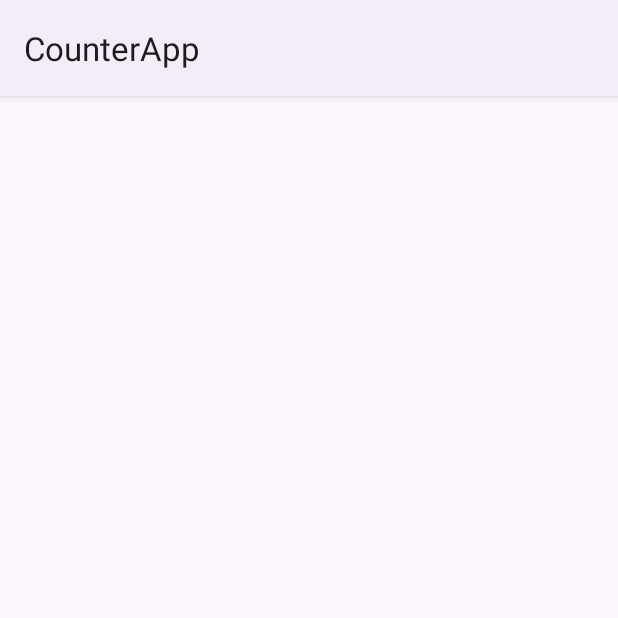
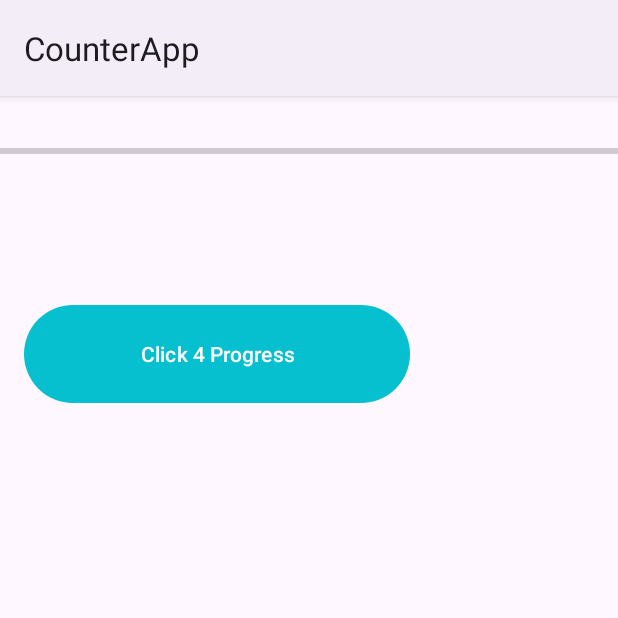
Before and after one commit to calebmortensen/CounterApp, an Android app: the SixthActivity screen opened directly, with no data from a screen before it, on a phone screen of 412 x 824 dp, the top half of it. Run offline under Robolectric (Android 15) with nearby library versions, the phone set to English and light mode, and no system bars.

Commit message:
Progress Bar

```diff
--- a/app/src/main/java/com/example/counterapp/SixthActivity.java
+++ b/app/src/main/java/com/example/counterapp/SixthActivity.java
@@ -1,6 +1,9 @@
 package com.example.counterapp;
 
 import android.os.Bundle;
+import android.view.View;
+import android.widget.Button;
+import android.widget.ProgressBar;
 
 import androidx.activity.EdgeToEdge;
 import androidx.appcompat.app.AppCompatActivity;
@@ -9,6 +12,10 @@ import androidx.core.view.ViewCompat;
 import androidx.core.view.WindowInsetsCompat;
 
 public class SixthActivity extends AppCompatActivity {
+
+    Button progressBtn;
+    ProgressBar progressBar;
+    int progress = 0;
 
     @Override
     protected void onCreate(Bundle savedInstanceState) {
@@ -21,9 +28,20 @@ public class SixthActivity extends AppCompatActivity {
             return insets;
         });
 
+        progressBar = findViewById(R.id.progressBar);
+        progressBtn = findViewById(R.id.progressBtn);
 
 
 
+        progressBtn.setOnClickListener(new View.OnClickListener() {
+            @Override
+            public void onClick(View v) {
+                progress = progress + 10;
+
+                progressBar.setProgress(progress);
+
+            }
+        });
 
 
     }
--- a/app/src/main/res/layout/activity_sixth.xml
+++ b/app/src/main/res/layout/activity_sixth.xml
@@ -7,4 +7,27 @@
     android:layout_height="match_parent"
     tools:context=".SixthActivity">
 
+    <ProgressBar
+        android:id="@+id/progressBar"
+        style="@style/Widget.AppCompat.ProgressBar.Horizontal"
+        android:layout_width="0dp"
+        android:layout_height="0dp"
+        android:layout_marginBottom="62dp"
+        app:layout_constraintBottom_toTopOf="@+id/progressBtn"
+        app:layout_constraintEnd_toEndOf="parent"
+        app:layout_constraintStart_toStartOf="parent"
+        app:layout_constraintTop_toTopOf="parent" />
+
+    <Button
+        android:id="@+id/progressBtn"
+        android:layout_width="257dp"
+        android:layout_height="0dp"
+        android:layout_marginStart="16dp"
+        android:layout_marginBottom="551dp"
+        android:text="Click 4 Progress"
+        app:layout_constraintBottom_toBottomOf="parent"
+        app:layout_constraintStart_toStartOf="parent"
+        app:layout_constraintTop_toBottomOf="@+id/progressBar" />
+
+
 </androidx.constraintlayout.widget.ConstraintLayout>
```
